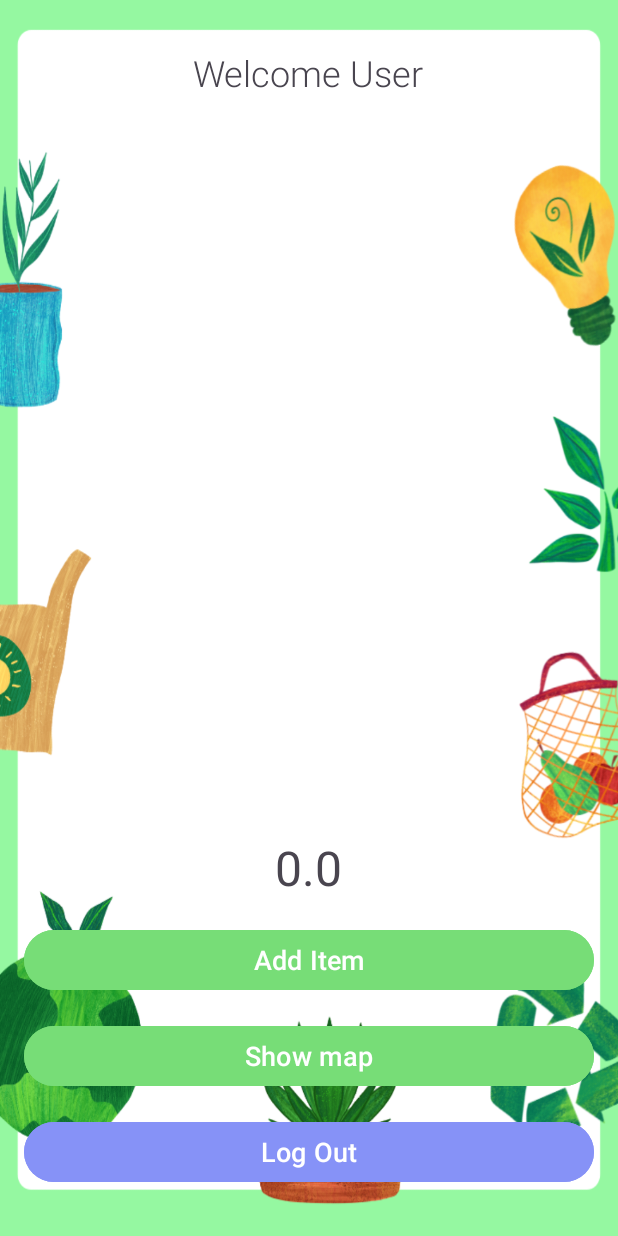
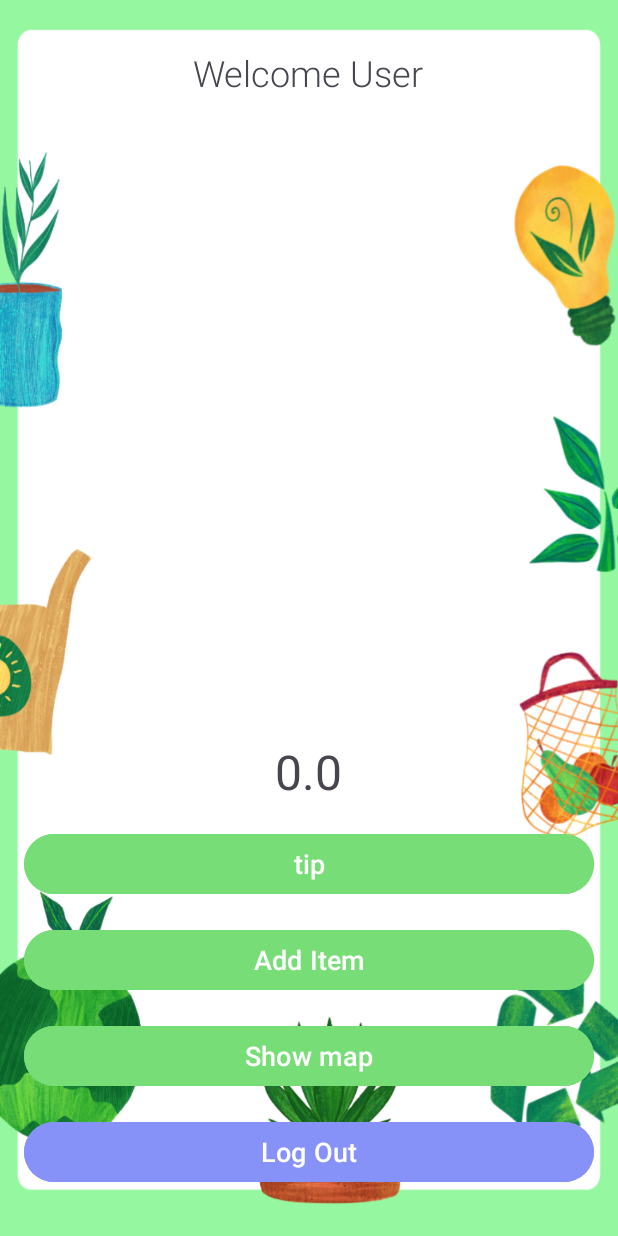
Before and after one commit to nadavne8/WasteLess, an Android app: the layout activity_main.xml on its own in the app's theme, with its tools: preview values and no code run, on a phone screen of 412 x 824 dp. Run offline under Robolectric (Android 15) with nearby library versions, the light colour scheme and no system bars.

Commit message:
Commit changes

```diff
--- a/app/build.gradle.kts
+++ b/app/build.gradle.kts
@@ -40,7 +40,9 @@ dependencies {
     implementation(libs.constraintlayout)
     implementation(libs.firebase.auth)
     implementation(libs.firebase.database)
+    implementation(libs.firebase.firestore)
     testImplementation(libs.junit)
     androidTestImplementation(libs.ext.junit)
     androidTestImplementation(libs.espresso.core)
+   implementation("com.google.android.gms:play-services-maps:17.0.1")
 }
--- a/app/src/main/AndroidManifest.xml
+++ b/app/src/main/AndroidManifest.xml
@@ -3,6 +3,7 @@
     xmlns:tools="http://schemas.android.com/tools">
     <uses-permission android:name="android.permission.READ_EXTERNAL_STORAGE" />
     <uses-permission android:name="android.permission.WRITE_EXTERNAL_STORAGE" />
+    <uses-permission android:name="android.permission.INTERNET"/>
 
 
     <application
--- a/app/src/main/res/layout/activity_main.xml
+++ b/app/src/main/res/layout/activity_main.xml
@@ -51,8 +51,19 @@
         android:textSize="32sp"
         android:id="@+id/sumWeightTv"
         />
+    <!-- Add Item Button -->
 
-    <!-- Add Item Button -->
+
+
+    <Button
+        android:id="@+id/tip"
+        android:layout_width="match_parent"
+        android:layout_height="wrap_content"
+        android:text="tip"
+        android:textSize="18sp"
+        android:layout_marginTop="16dp"
+        android:backgroundTint="@color/green"
+        app:cornerRadius="20dp"/>
 
     <Button
         android:id="@+id/addItemButton"
@@ -91,4 +102,5 @@
 
 
 
+
 </LinearLayout>
--- a/gradle/libs.versions.toml
+++ b/gradle/libs.versions.toml
@@ -10,6 +10,7 @@ constraintlayout = "2.1.4"
 googleServices = "4.4.1"
 firebaseAuth = "22.3.1"
 firebaseDatabase = "20.3.1"
+firebaseFirestore = "24.11.0"
 
 [libraries]
 junit = { group = "junit", name = "junit", version.ref = "junit" }
@@ -22,6 +23,7 @@ constraintlayout = { group = "androidx.constraintlayout", name = "constraintlayo
 google-services = { group = "com.google.gms", name = "google-services", version.ref = "googleServices" }
 firebase-auth = { group = "com.google.firebase", name = "firebase-auth", version = "22.3.1" }
 firebase-database = { group = "com.google.firebase", name = "firebase-database", version.ref = "firebaseDatabase" }
+firebase-firestore = { group = "com.google.firebase", name = "firebase-firestore", version.ref = "firebaseFirestore" }
 
 [plugins]
 androidApplication = { id = "com.android.application", version.ref = "agp" }
```
Also changed, not shown: app/src/main/java/com/example/wasteless/MainActivity.java (+71 -3 lines), app/src/main/java/com/example/wasteless/utils/GenericUtils.java (+9 -1 lines), app/src/main/res/layout/activity_login.xml (+9 -0 lines).
